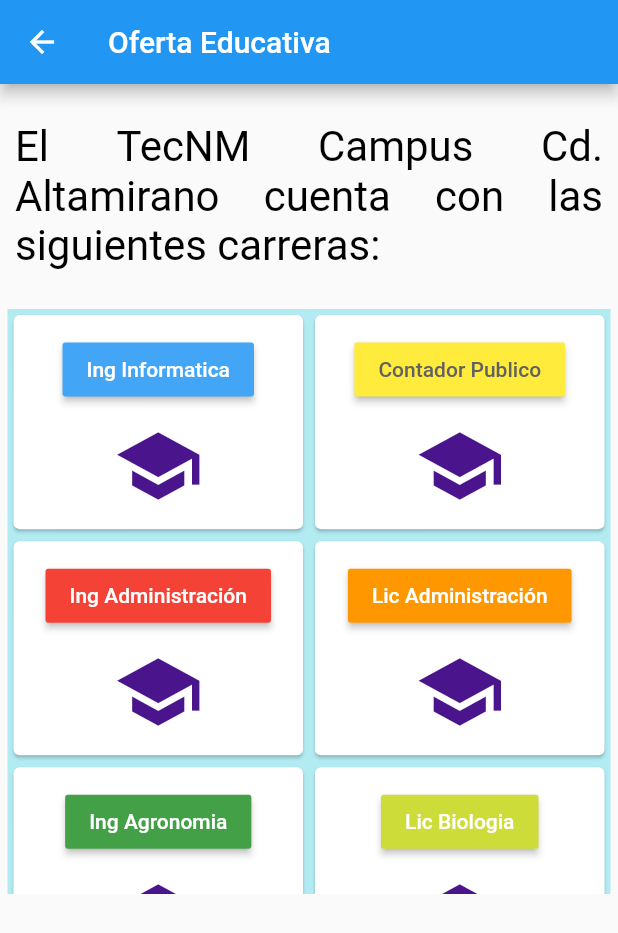
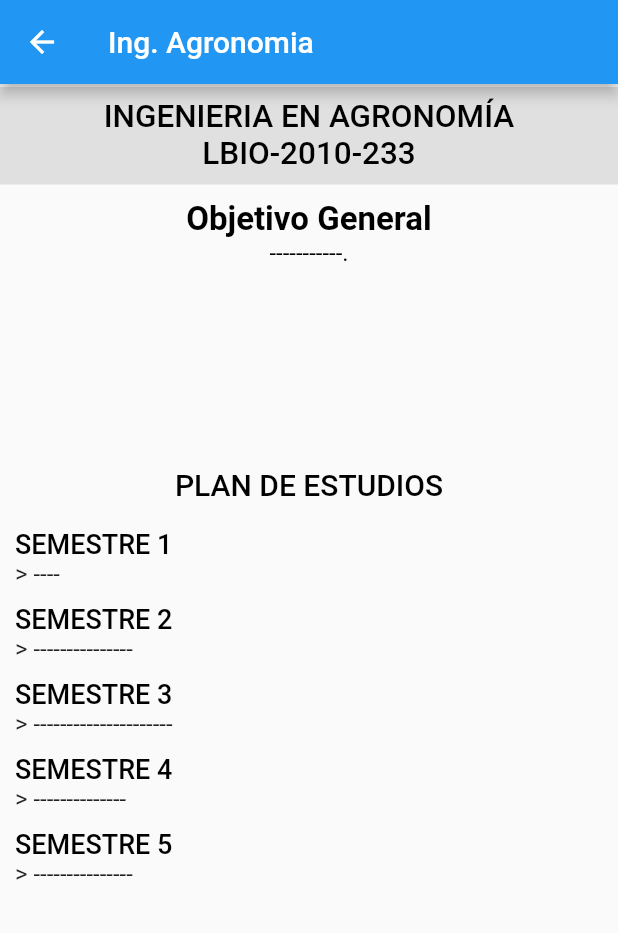
Before and after one commit to Jeryn61297/proyecto_itca, a Flutter app: the CarrerasPage screen opened directly, after a tap on "Ing Agronomia", on a phone screen of 412 x 824 dp. Shown: the top 933 px of the screen. Run offline on Flutter 3.47's test engine with Material 2 defaults, Android fonts, the phone set to English and light mode, and no system bars.

Commit message:
page agronimia en costruccion

```diff
--- /dev/null
+++ b/lib/src/pag/fold_carreras/agronomia.dart
@@ -0,0 +1,226 @@
+import 'package:flutter/material.dart';
+
+class AgronomiaPage extends StatelessWidget {
+  static final String routeName = 'agronomia';
+
+  @override
+  Widget build(BuildContext context) {
+    return Scaffold(
+      appBar: AppBar(
+        title: Text('Ing. Agronomia'),
+      ),
+      body: Stack(
+        children: <Widget>[
+          SingleChildScrollView(
+            child: Column(
+              children: <Widget>[
+                SizedBox(height: 2),
+                _TituloPage(),
+                _Objetivo(),
+                _Plan(),
+                _Semestres(),
+              ],
+            ),
+          )
+        ],
+      ),
+    );
+  }
+}
+
+Widget _TituloPage() {
+  return Container(
+    alignment: Alignment.center,
+    width: double.infinity,
+    height: 65,
+    color: Colors.grey[300],
+    child: Text(
+      'INGENIERIA EN AGRONOMÍA\nLBIO-2010-233',
+      style: TextStyle(
+          color: Colors.black, fontSize: 21, fontWeight: FontWeight.w500),
+      textAlign: TextAlign.center,
+    ),
+  );
+}
+
+Widget _Objetivo() {
+  return Padding(
+    padding: EdgeInsets.symmetric(horizontal: 10),
+    child: Container(
+      width: double.infinity,
+      height: 180,
+      //color: Colors.yellowAccent,
+      child: Column(
+        children: <Widget>[
+          SizedBox(height: 10),
+          Text(
+            'Objetivo General',
+            style: TextStyle(
+              color: Colors.black,
+              fontSize: 22,
+              fontWeight: FontWeight.w700,
+            ),
+            textAlign: TextAlign.start,
+          ),
+          Text(
+            '-----------.',
+            style: TextStyle(color: Colors.black, fontSize: 16),
+            textAlign: TextAlign.justify,
+          ),
+        ],
+      ),
+    ),
+  );
+}
+
+Widget _Plan() {
+  return Container(
+    alignment: Alignment.center,
+    width: double.infinity,
+    height: 40,
+    child: Text(
+      'PLAN DE ESTUDIOS',
+      style: TextStyle(
+          color: Colors.black, fontSize: 20, fontWeight: FontWeight.w500),
+      textAlign: TextAlign.center,
+    ),
+  );
+}
+
+Widget _Semestres() {
+  return Padding(
+    padding: EdgeInsets.symmetric(horizontal: 10, vertical: 9),
+    child: Container(
+        height: 249,
+        width: double.infinity,
+        child: ListView(
+          children: [
+            Text(
+              'SEMESTRE 1',
+              style: TextStyle(
+                  fontSize: 18,
+                  color: Colors.black,
+                  fontWeight: FontWeight.w500),
+            ),
+            Text(
+              '> ----',
+              style: TextStyle(
+                fontSize: 16,
+              ),
+            ),
+            SizedBox(height: 10),
+            Text(
+              'SEMESTRE 2',
+              style: TextStyle(
+                  fontSize: 18,
+                  color: Colors.black,
+                  fontWeight: FontWeight.w500),
+            ),
+            Text(
+              '> ---------------',
+              style: TextStyle(
+                fontSize: 16,
+              ),
+            ),
+            SizedBox(height: 10),
+            Text(
+              'SEMESTRE 3',
+              style: TextStyle(
+                  fontSize: 18,
+                  color: Colors.black,
+                  fontWeight: FontWeight.w500),
+            ),
+            Text(
+              '> ---------------------',
+              style: TextStyle(
+                fontSize: 16,
+              ),
+            ),
+            SizedBox(height: 10),
+            Text(
+              'SEMESTRE 4',
+              style: TextStyle(
+                  fontSize: 18,
+                  color: Colors.black,
+                  fontWeight: FontWeight.w500),
+            ),
+            Text(
+              '> --------------',
+              style: TextStyle(
+                fontSize: 16,
+              ),
+            ),
+            SizedBox(height: 10),
+            Text(
+              'SEMESTRE 5',
+              style: TextStyle(
+                  fontSize: 18,
+                  color: Colors.black,
+                  fontWeight: FontWeight.w500),
+            ),
+            Text(
+              '> ---------------',
+              style: TextStyle(
+                fontSize: 16,
+              ),
+            ),
+            SizedBox(height: 10),
+            Text(
+              'SEMESTRE 6',
+              style: TextStyle(
+                  fontSize: 18,
+                  color: Colors.black,
+                  fontWeight: FontWeight.w500),
+            ),
+            Text(
+              '>  ------------',
+              style: TextStyle(
+                fontSize: 16,
+              ),
+            ),
+            SizedBox(height: 10),
+            Text(
+              'SEMESTRE 7',
+              style: TextStyle(
+                  fontSize: 18,
+                  color: Colors.black,
+                  fontWeight: FontWeight.w500),
+            ),
+            Text(
+              '> ----------------',
+              style: TextStyle(
+                fontSize: 16,
+              ),
+            ),
+            SizedBox(height: 10),
+            Text(
+              'SEMESTRE 8',
+              style: TextStyle(
+                  fontSize: 18,
+                  color: Colors.black,
+                  fontWeight: FontWeight.w500),
+            ),
+            Text(
+              '> ----------',
+              style: TextStyle(
+                fontSize: 16,
+              ),
+            ),
+            SizedBox(height: 10),
+            Text(
+              'SEMESTRE 9',
+              style: TextStyle(
+                  fontSize: 18,
+                  color: Colors.black,
+                  fontWeight: FontWeight.w500),
+            ),
+            Text(
+              '> Residencia profesional.',
+              style: TextStyle(
+                fontSize: 16,
+              ),
+            ),
+          ],
+        )),
+  );
+}
--- a/lib/src/pag/fold_carreras/carreras.dart
+++ b/lib/src/pag/fold_carreras/carreras.dart
@@ -1,4 +1,5 @@
 import 'package:flutter/material.dart';
+import 'package:proyecto_itca/src/pag/fold_carreras/agronomia.dart';
 import 'package:proyecto_itca/src/pag/fold_carreras/biologia.dart';
 import 'package:proyecto_itca/src/pag/fold_carreras/contabilidad.dart';
 import 'package:proyecto_itca/src/pag/fold_carreras/informatica.dart';
@@ -119,7 +120,12 @@
                 child: Text(
                   'Ing Agronomia',
                 ),
-                onPressed: () {},
+                onPressed: () {
+                  Navigator.push(
+                      context,
+                      MaterialPageRoute(
+                          builder: (BuildContext context) => AgronomiaPage()));
+                },
                 color: Colors.green[600],
                 textColor: Colors.white,
               ),
```
